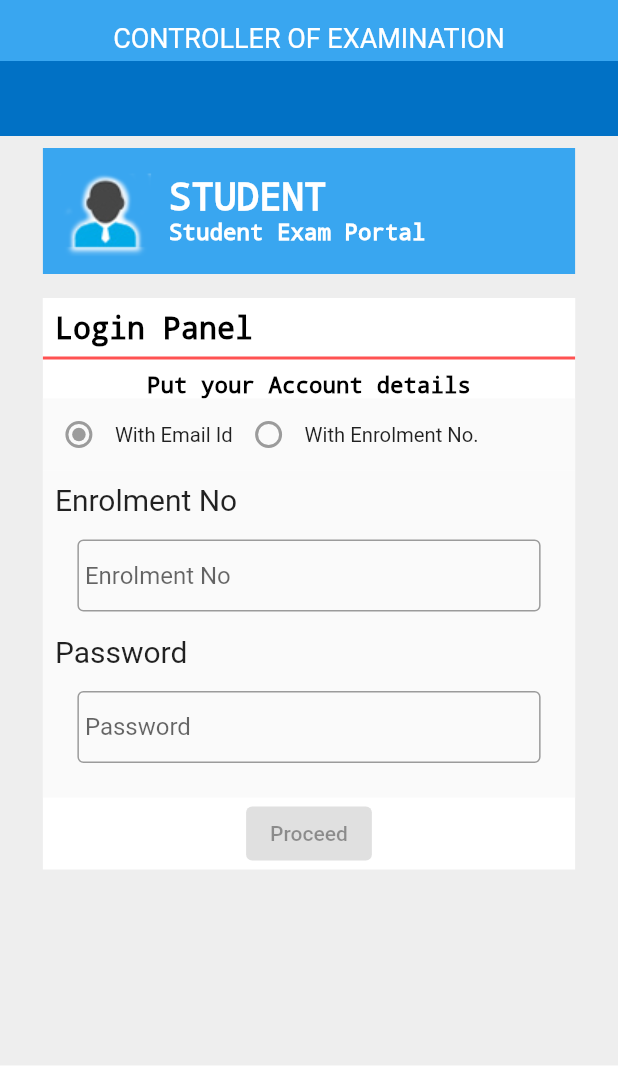
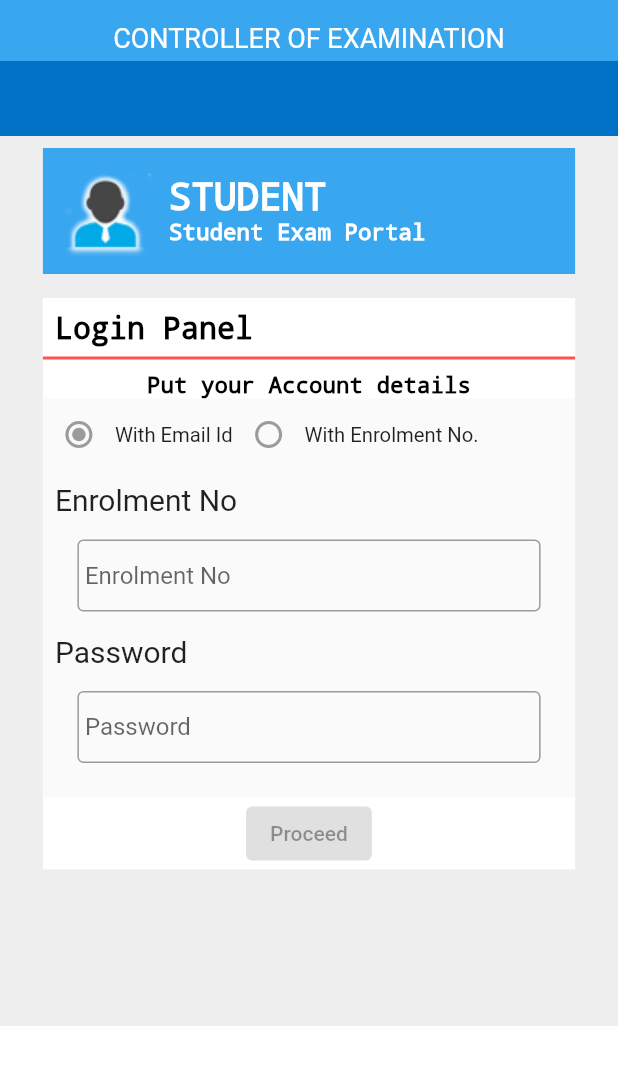
Before and after one commit to Muskan-Khan/Jamia-Students-Portal-App, a Flutter app: the screen it shows after launch, on a phone screen of 412 x 824 dp, the part 146-1236 px from its top. Run offline on Flutter 3.47's test engine with Material 2 defaults, Android fonts, the phone set to English and light mode, and no system bars.

Commit message:
Height of the screen made resap[onsive

```diff
--- a/students_portal/lib/internal_screens/login.dart
+++ b/students_portal/lib/internal_screens/login.dart
@@ -12,7 +12,7 @@ class LoginField extends StatelessWidget {
       Stack(
         children: [
           Container(
-            height: MediaQuery.of(context).size.height * 0.752,
+            height: MediaQuery.of(context).size.height * 0.72,
             color: const Color(0xffeeeeee),
           ),
           LoginFieldHead()
```
